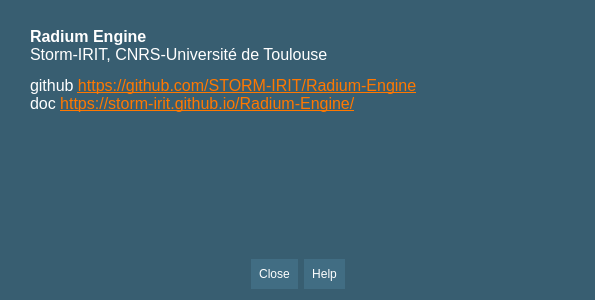
Before: the Qt Designer form src/Gui/AboutDialog/AboutDialog.ui in STORM-IRIT/Radium-Engine, drawn with Qt 5.
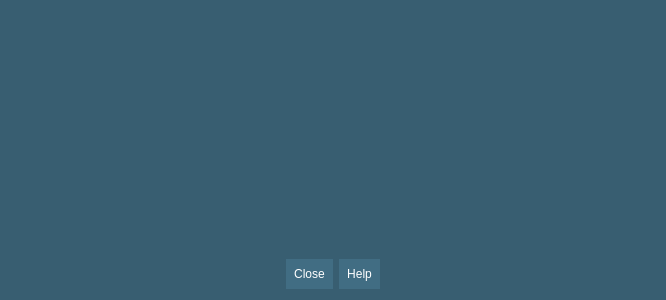
After: the same form once the commit is applied. Icons and pictures are not drawn.

Commit message: [gui] Allow easy style definition for the about dialog using html/css resource files

```diff
--- a/src/Gui/AboutDialog/AboutDialog.ui
+++ b/src/Gui/AboutDialog/AboutDialog.ui
@@ -9,7 +9,7 @@
    <rect>
     <x>0</x>
     <y>0</y>
-    <width>595</width>
+    <width>666</width>
     <height>300</height>
    </rect>
   </property>
@@ -34,10 +34,11 @@
      <property name="enabled">
       <bool>true</bool>
      </property>
-     <property name="font">
-      <font>
-       <pointsize>10</pointsize>
-      </font>
+     <property name="sizePolicy">
+      <sizepolicy hsizetype="Minimum" vsizetype="Minimum">
+       <horstretch>0</horstretch>
+       <verstretch>0</verstretch>
+      </sizepolicy>
      </property>
      <property name="acceptDrops">
       <bool>false</bool>
@@ -57,25 +58,15 @@
      <property name="lineWidth">
       <number>0</number>
      </property>
+     <property name="verticalScrollBarPolicy">
+      <enum>Qt::ScrollBarAlwaysOff</enum>
+     </property>
+     <property name="horizontalScrollBarPolicy">
+      <enum>Qt::ScrollBarAlwaysOff</enum>
+     </property>
      <property name="sizeAdjustPolicy">
       <enum>QAbstractScrollArea::AdjustToContents</enum>
      </property>
-     <property name="html">
-      <string>&lt;!DOCTYPE HTML PUBLIC &quot;-//W3C//DTD HTML 4.0//EN&quot; &quot;http://www.w3.org/TR/REC-html40/strict.dtd&quot;&gt;
-&lt;html&gt;&lt;head&gt;&lt;meta name=&quot;qrichtext&quot; content=&quot;1&quot; /&gt;&lt;style type=&quot;text/css&quot;&gt;
-p, li { white-space: pre-wrap; }
-&lt;/style&gt;&lt;/head&gt;&lt;body style=&quot; font-family:'.SF NS Text'; font-size:10pt; font-weight:400; font-style:normal;&quot;&gt;
-&lt;table border=&quot;0&quot; style=&quot; margin-top:0px; margin-bottom:0px; margin-left:0px; margin-right:0px;&quot; cellspacing=&quot;2&quot; cellpadding=&quot;0&quot;&gt;
-&lt;tr&gt;
-&lt;td&gt;
-&lt;p style=&quot; margin-top:12px; margin-bottom:12px; margin-left:0px; margin-right:0px; -qt-block-indent:0; text-indent:0px;&quot;&gt;&lt;img src=&quot;:Icons/RadiumIcon.png&quot; /&gt;&lt;/p&gt;&lt;/td&gt;
-&lt;td style=&quot; padding-left:10; padding-right:10; padding-top:10; padding-bottom:10;&quot;&gt;
-&lt;p style=&quot; margin-top:12px; margin-bottom:12px; margin-left:0px; margin-right:0px; -qt-block-indent:0; text-indent:0px;&quot;&gt;&lt;span style=&quot; font-family:'Roboto','sans-serif'; font-size:12pt; font-weight:600;&quot;&gt;Radium Engine&lt;/span&gt;&lt;span style=&quot; font-family:'Roboto','sans-serif'; font-size:12pt;&quot;&gt;&lt;br /&gt;Storm-IRIT, CNRS-Université de Toulouse &lt;/span&gt;&lt;/p&gt;
-&lt;p style=&quot; margin-top:12px; margin-bottom:12px; margin-left:0px; margin-right:0px; -qt-block-indent:0; text-indent:0px;&quot;&gt;&lt;span style=&quot; font-family:'Roboto','sans-serif'; font-size:12pt;&quot;&gt;github &lt;/span&gt;&lt;a href=&quot;https://github.com/STORM-IRIT/Radium-Engine/&quot;&gt;&lt;span style=&quot; font-family:'Roboto','sans-serif'; font-size:12pt; text-decoration: underline; color:#ff7800;&quot;&gt;https://github.com/STORM-IRIT/Radium-Engine&lt;/span&gt;&lt;/a&gt;&lt;span style=&quot; font-family:'Roboto','sans-serif'; font-size:12pt;&quot;&gt;&lt;br /&gt;doc &lt;/span&gt;&lt;a href=&quot;https://storm-irit.github.io/Radium-Engine/&quot;&gt;&lt;span style=&quot; font-family:'Roboto','sans-serif'; font-size:12pt; text-decoration: underline; color:#ff7800;&quot;&gt;https://storm-irit.github.io/Radium-Engine/&lt;/span&gt;&lt;/a&gt;&lt;/p&gt;&lt;/td&gt;&lt;/tr&gt;&lt;/table&gt;&lt;/body&gt;&lt;/html&gt;</string>
-     </property>
-     <property name="placeholderText">
-      <string/>
-     </property>
      <property name="openExternalLinks">
       <bool>true</bool>
      </property>
```
Left out of the diff: 5 changed lines with no effect on the pictures. The commit also changes 4 other files.
